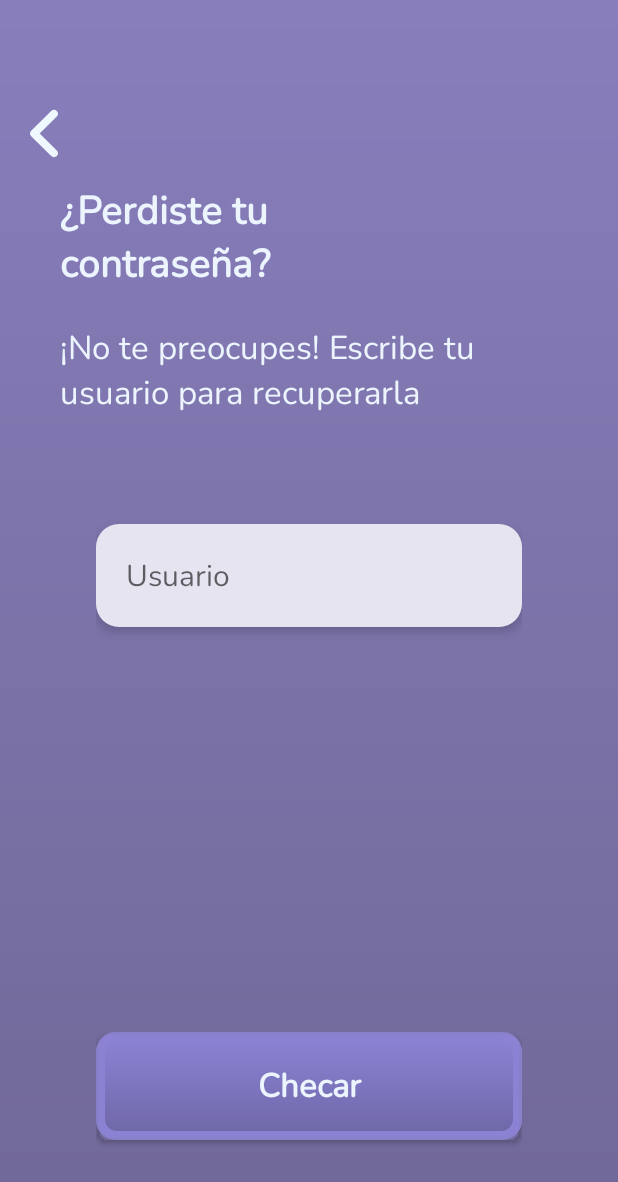
After one commit to oscarromanr/TofiLecturaApp, an Android app: the ForgotPassword screen opened directly, with no data from a screen before it, on a phone screen of 412 x 824 dp. The commit adds this screen. Shown: the top 1182 px of the screen. Run offline under Robolectric (Android 15) with nearby library versions, the phone set to English and light mode, and no system bars; our stand-ins replace Firebase (no records; nobody signed in at launch, a user with empty details on screens opened directly).

Commit message:
Implementado reestablecer contraseña y apk release actualizado

```diff
--- a/app/src/main/AndroidManifest.xml
+++ b/app/src/main/AndroidManifest.xml
@@ -11,6 +11,9 @@
         android:supportsRtl="true"
         android:theme="@style/Theme.LecturaApp"
         tools:targetApi="31">
+        <activity
+            android:name=".ForgotPassword"
+            android:exported="false" />
         <activity
             android:name=".LibrosBuscados"
             android:exported="false" />
--- /dev/null
+++ b/app/src/main/java/roman/oscar/lecturaapp/ForgotPassword.kt
@@ -0,0 +1,48 @@
+package roman.oscar.lecturaapp
+
+import android.content.Intent
+import androidx.appcompat.app.AppCompatActivity
+import android.os.Bundle
+import android.os.Handler
+import android.widget.Button
+import android.widget.EditText
+import android.widget.Toast
+import com.google.firebase.auth.FirebaseAuth
+
+class ForgotPassword : AppCompatActivity() {
+    override fun onCreate(savedInstanceState: Bundle?) {
+        super.onCreate(savedInstanceState)
+        setContentView(R.layout.activity_forgot_password)
+
+        val btnChecar = findViewById<Button>(R.id.btnChecar)
+        val etUser = findViewById<EditText>(R.id.etUser)
+
+        val btnBack = findViewById<Button>(R.id.btnBack)
+
+        btnBack.setOnClickListener {
+            val intent = Intent(this, LoginActivity::class.java)
+            startActivity(intent)
+        }
+
+        btnChecar.setOnClickListener {
+            val email = etUser.text.toString()
+
+            if (email.isEmpty()) {
+                etUser.error = "El campo no puede estar vacío"
+            } else {
+                FirebaseAuth.getInstance().sendPasswordResetEmail(email)
+                    .addOnCompleteListener { task ->
+                        if (task.isSuccessful) {
+                            Toast.makeText(this, "Se ha enviado un correo electrónico para restablecer la contraseña", Toast.LENGTH_SHORT).show()
+                            Handler().postDelayed({
+                                val intent = Intent(this, LoginActivity::class.java)
+                                startActivity(intent)
+                            }, 2000)
+                        } else {
+                            Toast.makeText(this, "Ocurrió un error al enviar el correo, revise la información proporcionada e intente de nuevo", Toast.LENGTH_SHORT).show()
+                        }
+                    }
+            }
+        }
+    }
+}
--- a/app/src/main/java/roman/oscar/lecturaapp/LoginActivity.kt
+++ b/app/src/main/java/roman/oscar/lecturaapp/LoginActivity.kt
@@ -7,6 +7,7 @@ import android.os.Bundle
 import android.util.Log
 import android.widget.Button
 import android.widget.ImageView
+import android.widget.TextView
 import android.widget.Toast
 import com.google.firebase.FirebaseApp
 import com.google.firebase.auth.AuthCredential
@@ -26,6 +27,12 @@ class LoginActivity : AppCompatActivity() {
 
         FirebaseApp.initializeApp(this)
         auth = Firebase.auth
+
+        val tvForgotPass = findViewById<TextView>(R.id.tvForgotPass)
+        tvForgotPass.setOnClickListener {
+            val intent = Intent(this, ForgotPassword::class.java)
+            startActivity(intent)
+        }
 
         binding.btnLogin.setOnClickListener {
             val mEmail = binding.etUser.text.toString()
--- /dev/null
+++ b/app/src/main/res/layout/activity_forgot_password.xml
@@ -0,0 +1,84 @@
+<?xml version="1.0" encoding="utf-8"?>
+<LinearLayout
+    xmlns:android="http://schemas.android.com/apk/res/android"
+    android:layout_width="match_parent"
+    android:layout_height="match_parent"
+    android:orientation="vertical"
+    android:paddingTop="72dp"
+    android:background="@drawable/gradient_background"
+    xmlns:tools="http://schemas.android.com/tools"
+    tools:context=".RegisterActivity">
+
+    <androidx.appcompat.widget.AppCompatButton
+        android:id="@+id/btnBack"
+        android:layout_width="20dp"
+        android:layout_height="34dp"
+        android:layout_gravity="left"
+        android:layout_marginLeft="20dp"
+        android:layout_marginBottom="16dp"
+        android:background="@drawable/ic_back"
+        android:textSize="24sp"
+        android:scaleType="fitXY"/>
+
+    <TextView
+        android:layout_width="234dp"
+        android:layout_height="wrap_content"
+        android:layout_gravity="left"
+        android:paddingLeft="40dp"
+        android:paddingRight="40dp"
+        android:text="¿Perdiste tu contraseña?"
+        android:textColor="@color/text"
+        android:textSize="@dimen/titlesNew"
+        android:textStyle="bold" />
+
+    <TextView
+        android:layout_width="match_parent"
+        android:layout_height="wrap_content"
+        android:layout_gravity="left"
+        android:layout_marginTop="22dp"
+        android:paddingLeft="40dp"
+        android:paddingRight="40dp"
+        android:text="¡No te preocupes! Escribe tu usuario para recuperarla"
+        android:textColor="@color/text"
+        android:textSize="22sp"/>
+
+    <LinearLayout
+        android:layout_width="match_parent"
+        android:layout_height="wrap_content"
+        android:orientation="vertical"
+        android:paddingLeft="64dp"
+        android:paddingRight="64dp"
+        android:paddingBottom="32dp">
+
+        <EditText
+            android:id="@+id/etUser"
+            android:layout_marginTop="72dp"
+            android:layout_width="match_parent"
+            android:layout_height="wrap_content"
+            android:hint="@string/usuario"
+            android:inputType="text"
+            android:background="@drawable/text_field"
+            android:textColor="@color/black"
+            android:textSize="@dimen/buttons"
+            android:elevation="5dp"
+            android:padding="20dp" />
+
+        <View
+            android:layout_width="match_parent"
+            android:layout_height="0dp"
+            android:layout_weight="1"/>
+
+        <androidx.appcompat.widget.AppCompatButton
+            android:id="@+id/btnChecar"
+            android:layout_width="match_parent"
+            android:layout_height="72dp"
+            android:textColor="@color/text"
+            android:text="Checar"
+            android:textSize="@dimen/buttonsLogin"
+            android:textStyle="bold"
+            android:textAllCaps="false"
+            android:layout_marginTop="16dp"
+            android:background="@drawable/btn_register"
+            android:layout_marginBottom="32dp"/>
+    </LinearLayout>
+</LinearLayout>
```
